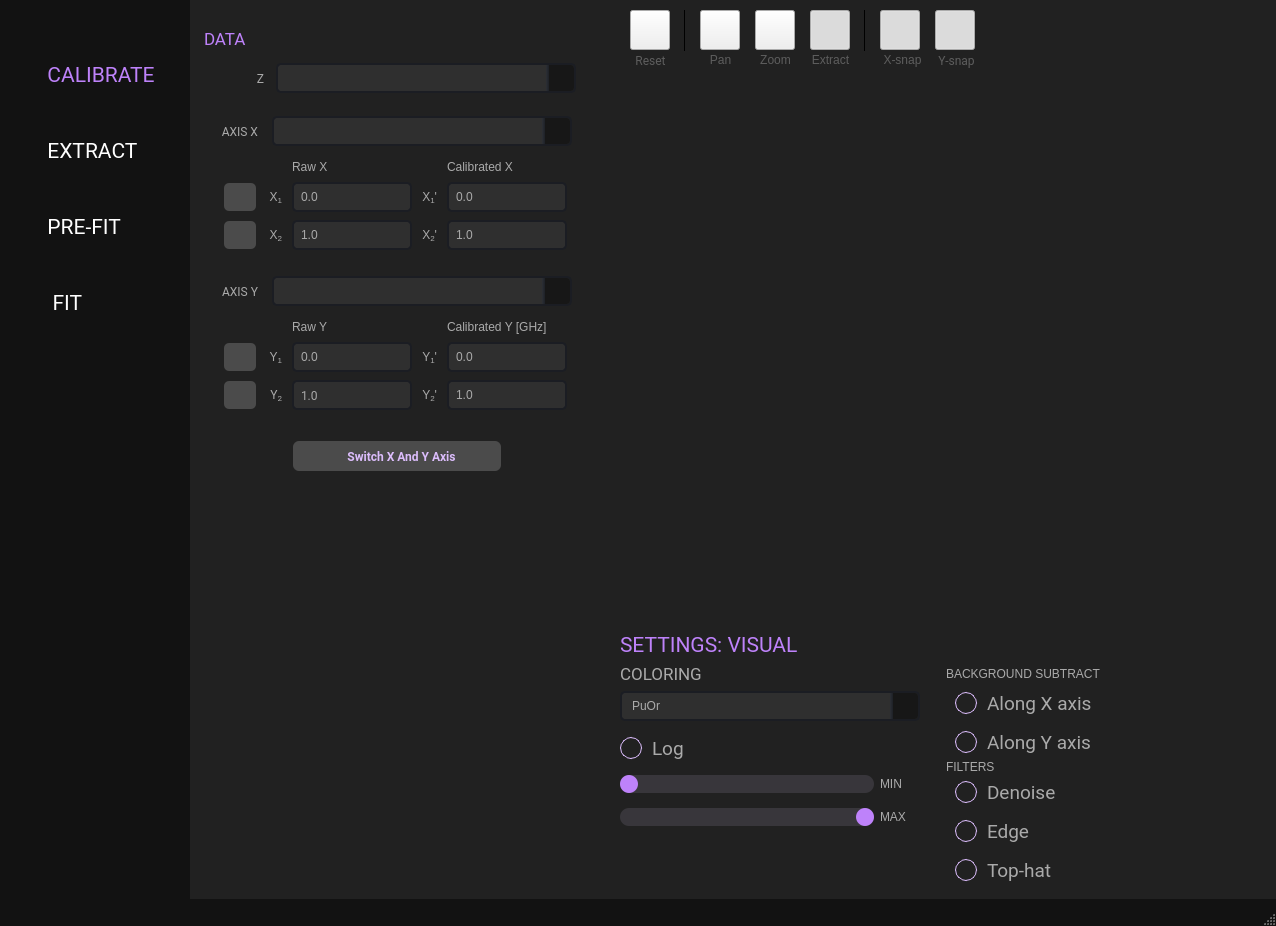
First picture: the form in resources/ui_window.ui, repository scqubits/qfit, before the edit.
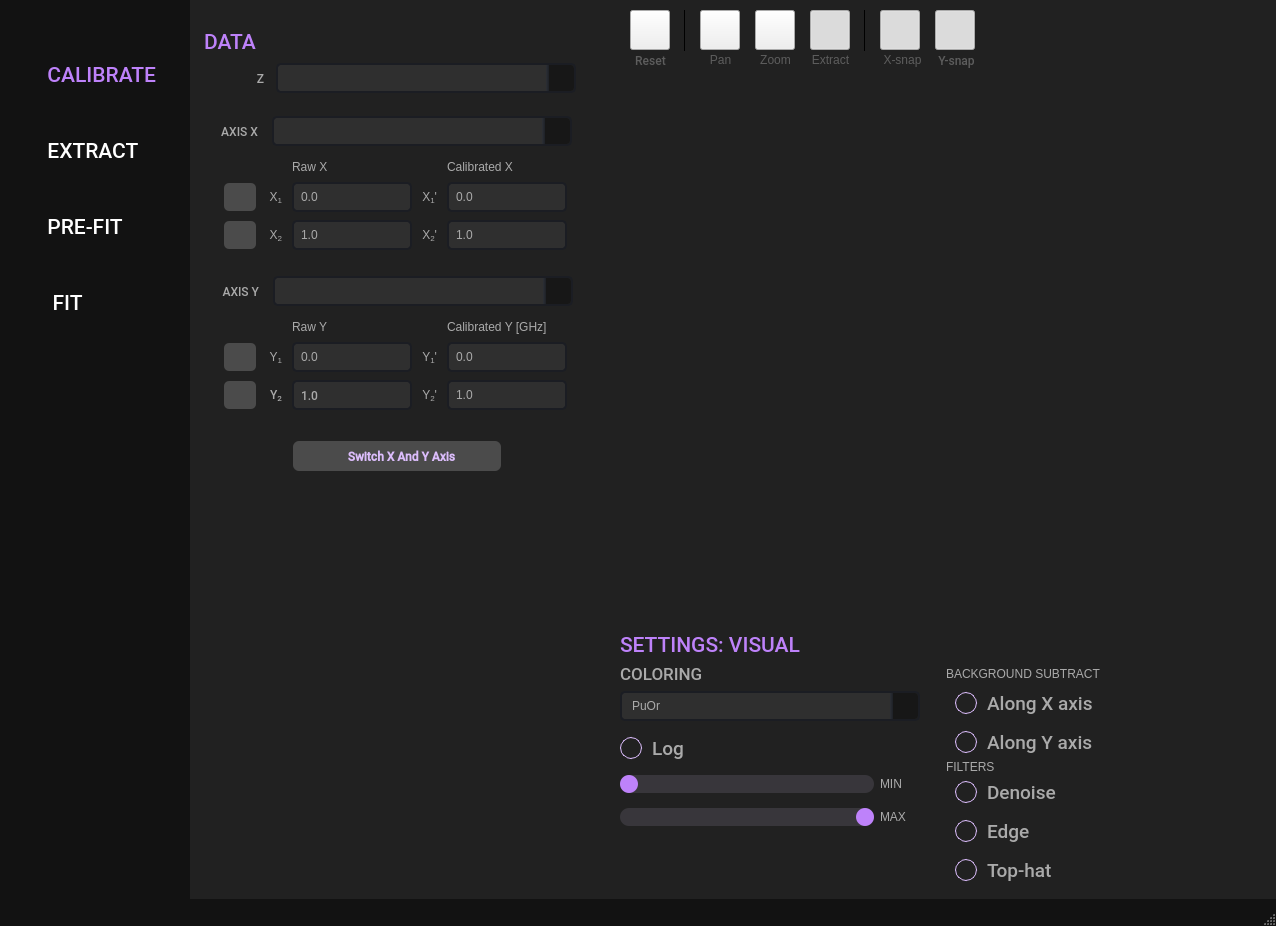
Second picture: the form after the edit. Icons and pictures are not drawn. Custom widgets are drawn as their Qt base class.

Commit message: Another attempt

What changed in the file:
```diff
--- a/resources/ui_window.ui
+++ b/resources/ui_window.ui
@@ -37,8 +37,9 @@
   </property>
   <property name="font">
    <font>
-    <family>Roboto</family>
+    <family>Roboto Medium</family>
     <pointsize>13</pointsize>
+    <fontweight>Light</fontweight>
    </font>
   </property>
   <property name="windowTitle">
@@ -511,7 +512,7 @@
          </property>
          <property name="font">
           <font>
-           <family>Roboto</family>
+           <family>Roboto Medium</family>
           </font>
          </property>
          <property name="styleSheet">
@@ -822,7 +823,7 @@
                       </property>
                       <property name="font">
                        <font>
-                        <family>Roboto</family>
+                        <family>Roboto Medium</family>
                         <pointsize>14</pointsize>
                        </font>
                       </property>
@@ -850,7 +851,7 @@
                       </property>
                       <property name="font">
                        <font>
-                        <family>Roboto</family>
+                        <family>Roboto Medium</family>
                         <pointsize>14</pointsize>
                        </font>
                       </property>
@@ -915,7 +916,7 @@
                      <widget class="QCheckBox" name="waveletCheckBox">
                       <property name="font">
                        <font>
-                        <family>Roboto</family>
+                        <family>Roboto Medium</family>
                         <pointsize>14</pointsize>
                        </font>
                       </property>
@@ -931,7 +932,7 @@
                      <widget class="QCheckBox" name="edgeFilterCheckBox">
                       <property name="font">
                        <font>
-                        <family>Roboto</family>
+                        <family>Roboto Medium</family>
                         <pointsize>14</pointsize>
                        </font>
                       </property>
@@ -947,7 +948,7 @@
                      <widget class="QCheckBox" name="topHatCheckBox">
                       <property name="font">
                        <font>
-                        <family>Roboto</family>
+                        <family>Roboto Medium</family>
                         <pointsize>14</pointsize>
                        </font>
                       </property>
@@ -1034,7 +1035,7 @@
                   <widget class="QCheckBox" name="logScaleCheckBox">
                    <property name="font">
                     <font>
-                     <family>Roboto</family>
+                     <family>Roboto Medium</family>
                      <pointsize>14</pointsize>
                     </font>
                    </property>
@@ -1211,7 +1212,7 @@
                 </property>
                 <property name="font">
                  <font>
-                  <family>Roboto</family>
+                  <family>Roboto Medium</family>
                   <pointsize>16</pointsize>
                  </font>
                 </property>
@@ -1240,7 +1241,7 @@
                <widget class="QPushButton" name="coloringPushButton">
                 <property name="font">
                  <font>
-                  <family>Roboto</family>
+                  <family>Roboto Medium</family>
                   <pointsize>13</pointsize>
                   <fontweight>Light</fontweight>
                  </font>
@@ -2248,8 +2249,9 @@
             </property>
             <property name="font">
              <font>
-              <family>Roboto</family>
+              <family>Roboto Medium</family>
               <pointsize>16</pointsize>
+              <fontweight>Light</fontweight>
              </font>
             </property>
             <property name="text">
@@ -2289,8 +2291,9 @@
             </property>
             <property name="font">
              <font>
-              <family>Roboto</family>
+              <family>Roboto Medium</family>
               <pointsize>16</pointsize>
+              <fontweight>Light</fontweight>
              </font>
             </property>
             <property name="text">
@@ -2346,8 +2349,9 @@
             </property>
             <property name="font">
              <font>
-              <family>Roboto</family>
+              <family>Roboto Medium</family>
               <pointsize>16</pointsize>
+              <fontweight>Light</fontweight>
              </font>
             </property>
             <property name="text">
@@ -2446,8 +2450,9 @@
             </property>
             <property name="font">
              <font>
-              <family>Roboto</family>
+              <family>Roboto Medium</family>
               <pointsize>16</pointsize>
+              <fontweight>Light</fontweight>
              </font>
             </property>
             <property name="text">
@@ -2790,7 +2795,7 @@
           </property>
           <property name="font">
            <font>
-            <family>Roboto</family>
+            <family>Roboto Medium</family>
             <bold>false</bold>
            </font>
           </property>
@@ -2891,7 +2896,7 @@
           </property>
           <property name="font">
            <font>
-            <family>Roboto</family>
+            <family>Roboto Medium</family>
            </font>
           </property>
           <property name="styleSheet">
@@ -2928,7 +2933,7 @@
          </property>
          <property name="font">
           <font>
-           <family>Roboto</family>
+           <family>Roboto Medium</family>
            <pointsize>9</pointsize>
            <kerning>true</kerning>
           </font>
@@ -2966,7 +2971,7 @@
              </property>
              <property name="font">
               <font>
-               <family>Roboto</family>
+               <family>Roboto Medium</family>
               </font>
              </property>
              <property name="cursor">
@@ -3018,7 +3023,7 @@
                  <item>
                   <widget class="QLabel" name="label_5">
                    <property name="sizePolicy">
-                    <sizepolicy hsizetype="Preferred" vsizetype="Fixed">
+                    <sizepolicy hsizetype="Fixed" vsizetype="Fixed">
                      <horstretch>0</horstretch>
                      <verstretch>0</verstretch>
                     </sizepolicy>
@@ -3031,8 +3036,9 @@
                    </property>
                    <property name="font">
                     <font>
-                     <family>Roboto</family>
-                     <pointsize>13</pointsize>
+                     <family>Roboto Medium</family>
+                     <pointsize>16</pointsize>
+                     <fontweight>Light</fontweight>
                     </font>
                    </property>
                    <property name="styleSheet">
@@ -3765,7 +3771,7 @@
                    </property>
                    <property name="font">
                     <font>
-                     <family>Roboto</family>
+                     <family>Roboto Medium</family>
                     </font>
                    </property>
                    <property name="toolTip">
@@ -3927,7 +3933,7 @@
                    </property>
                    <property name="font">
                     <font>
-                     <family>Roboto</family>
+                     <family>Roboto Medium</family>
                     </font>
                    </property>
                    <property name="text">
@@ -4112,7 +4118,7 @@
                    </property>
                    <property name="font">
                     <font>
-                     <family>Roboto</family>
+                     <family>Roboto Medium</family>
                      <bold>true</bold>
                     </font>
                    </property>
```
Left out of the diff: 44 changed lines with no effect on the pictures. The commit also changes 1 other file.
